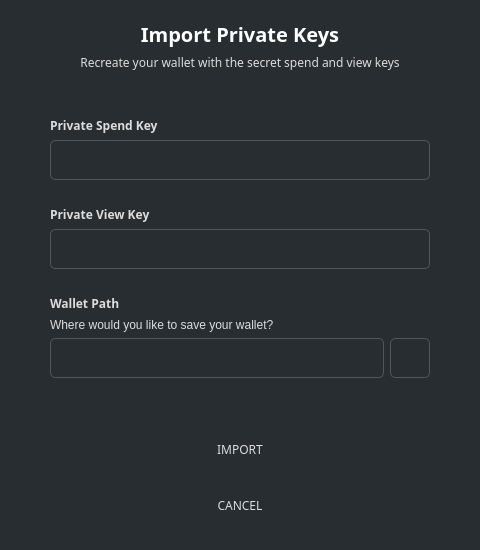
First picture: the form in src/gui/ui/importsecretkeys.ui, repository ConcealNetwork/conceal-desktop, before the edit.
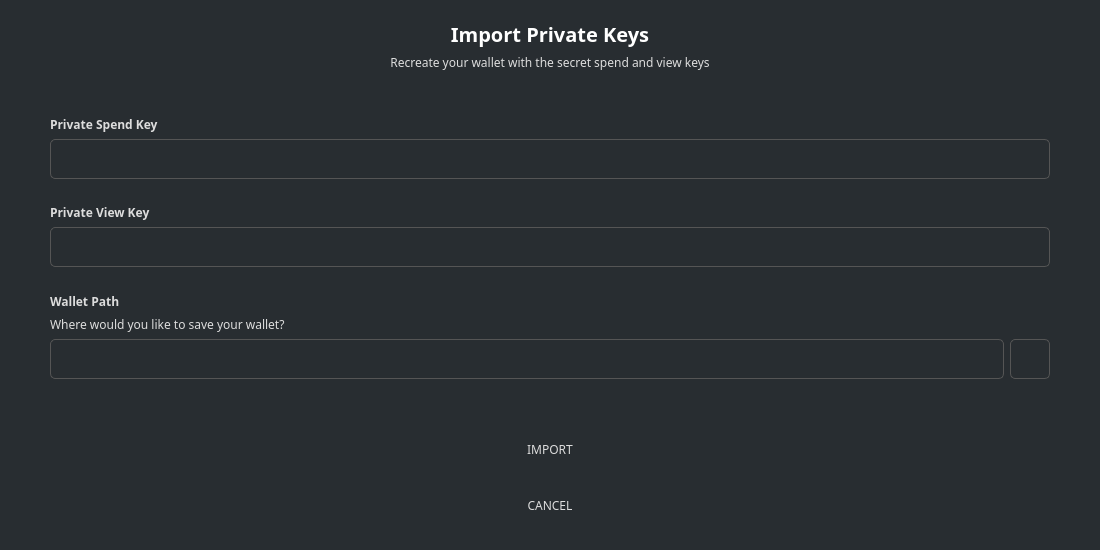
Second picture: the form after the edit. Icons and pictures are not drawn.

Commit message: Set higher width for import dialogs

```diff
--- a/src/gui/ui/importsecretkeys.ui
+++ b/src/gui/ui/importsecretkeys.ui
@@ -6,16 +6,10 @@
    <rect>
     <x>0</x>
     <y>0</y>
-    <width>480</width>
+    <width>1100</width>
     <height>550</height>
    </rect>
   </property>
-  <property name="minimumSize">
-   <size>
-    <width>480</width>
-    <height>500</height>
-   </size>
-  </property>
   <property name="windowTitle">
    <string>Import Private Keys</string>
   </property>
@@ -247,6 +241,11 @@
       </item>
       <item>
        <widget class="QLabel" name="label_6">
+        <property name="font">
+         <font>
+          <family>Poppins</family>
+         </font>
+        </property>
         <property name="text">
          <string>Where would you like to save your wallet?</string>
         </property>
```
The commit also changes 4 other files.
